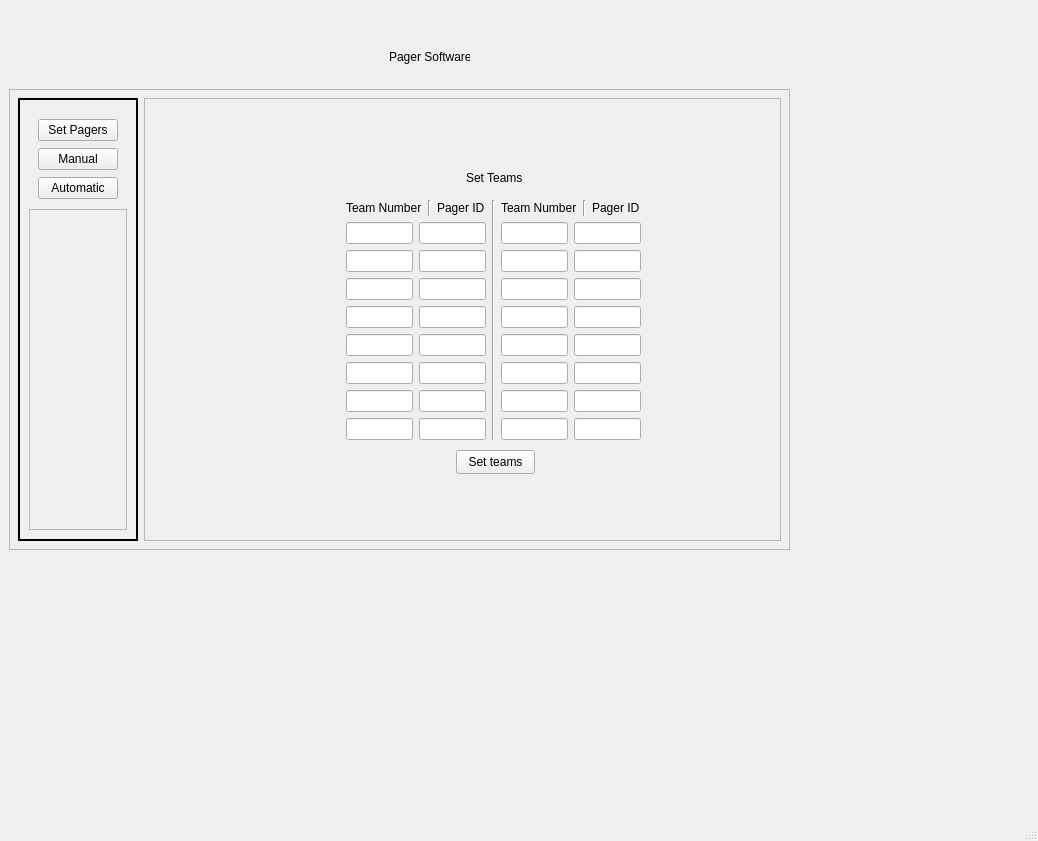
Before: the Qt Designer form software/App/PCUI.ui in BotPager/pc-software, drawn with Qt 5.
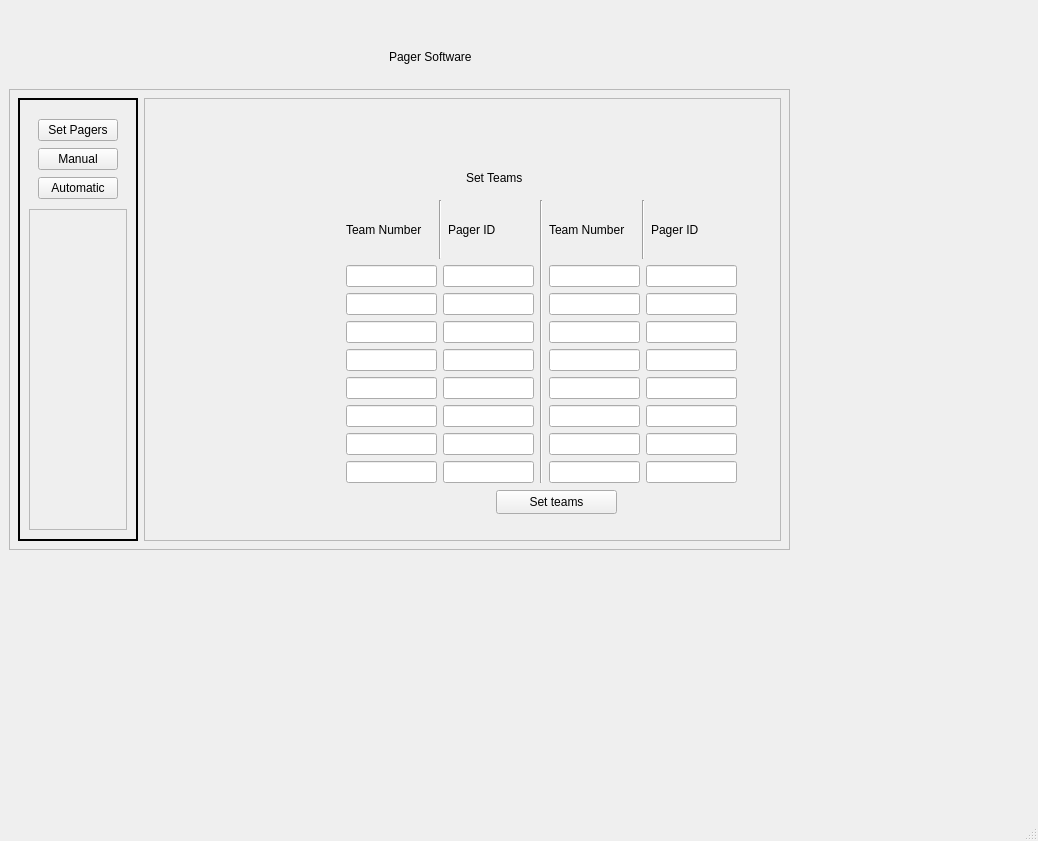
After: the same form once the commit is applied.

```diff
--- a/software/App/PCUI.ui
+++ b/software/App/PCUI.ui
@@ -51,7 +51,7 @@
          <rect>
           <x>370</x>
           <y>30</y>
-          <width>81</width>
+          <width>131</width>
           <height>16</height>
          </rect>
         </property>
@@ -207,7 +207,7 @@
               <rect>
                <x>310</x>
                <y>60</y>
-               <width>71</width>
+               <width>91</width>
                <height>16</height>
               </rect>
              </property>
@@ -220,8 +220,8 @@
               <rect>
                <x>190</x>
                <y>90</y>
-               <width>295</width>
-               <height>240</height>
+               <width>391</width>
+               <height>283</height>
               </rect>
              </property>
              <layout class="QHBoxLayout" name="horizontalLayout_3">
@@ -412,9 +412,9 @@
             <widget class="QPushButton" name="pushButton_2">
              <property name="geometry">
               <rect>
-               <x>300</x>
-               <y>340</y>
-               <width>79</width>
+               <x>340</x>
+               <y>380</y>
+               <width>121</width>
                <height>24</height>
               </rect>
              </property>
```
Left out of the diff: 2 changed lines with no effect on the pictures.
